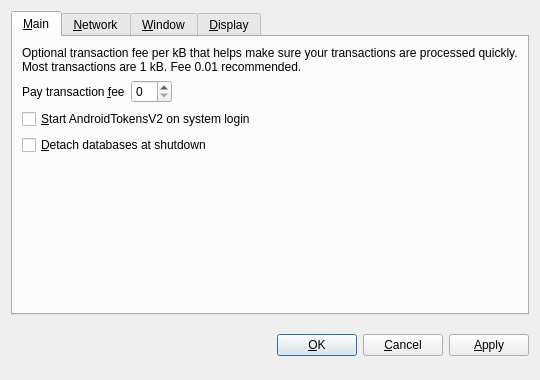
Qt form src/qt/forms/optionsdialog.ui (CryptoRepairCrew/Android-Token-V2) before a commit.
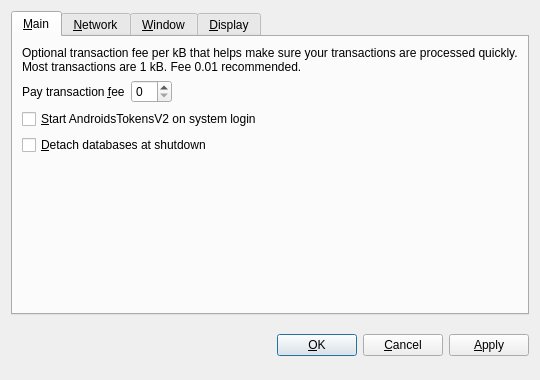
The same form after that commit. Custom widgets are drawn as their Qt base class.

Commit message: AndroidTokens -> AndroidsTokens name change

```diff
--- a/src/qt/forms/optionsdialog.ui
+++ b/src/qt/forms/optionsdialog.ui
@@ -82,7 +82,7 @@
           <string>Automatically start AndroidTokensV2 after logging in to the system.</string>
          </property>
          <property name="text">
-          <string>&amp;Start AndroidTokensV2 on system login</string>
+          <string>&amp;Start AndroidsTokensV2 on system login</string>
          </property>
         </widget>
        </item>
```
Left out of the diff: 10 changed lines with no effect on the pictures. The commit also changes 49 other files.
